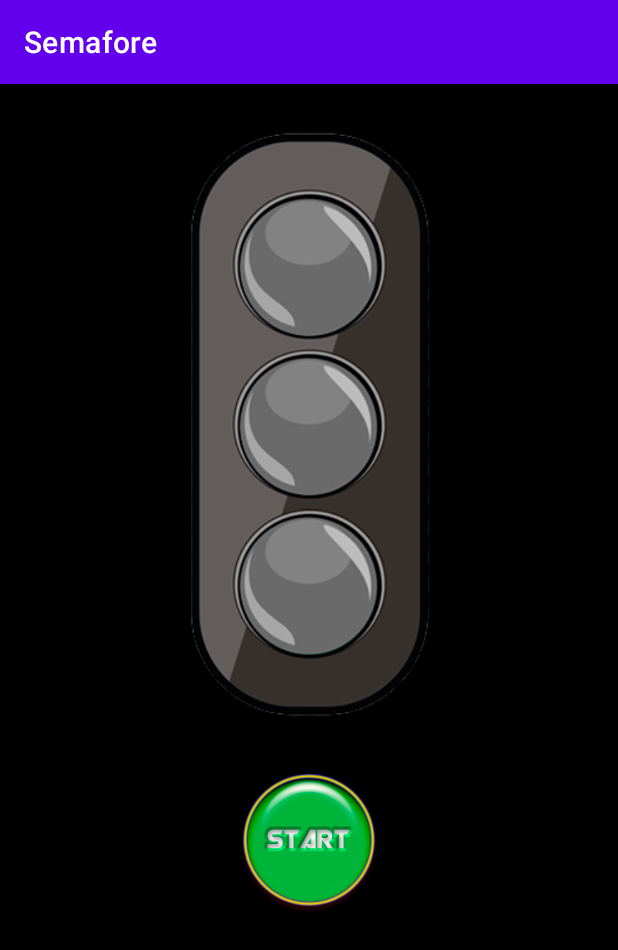
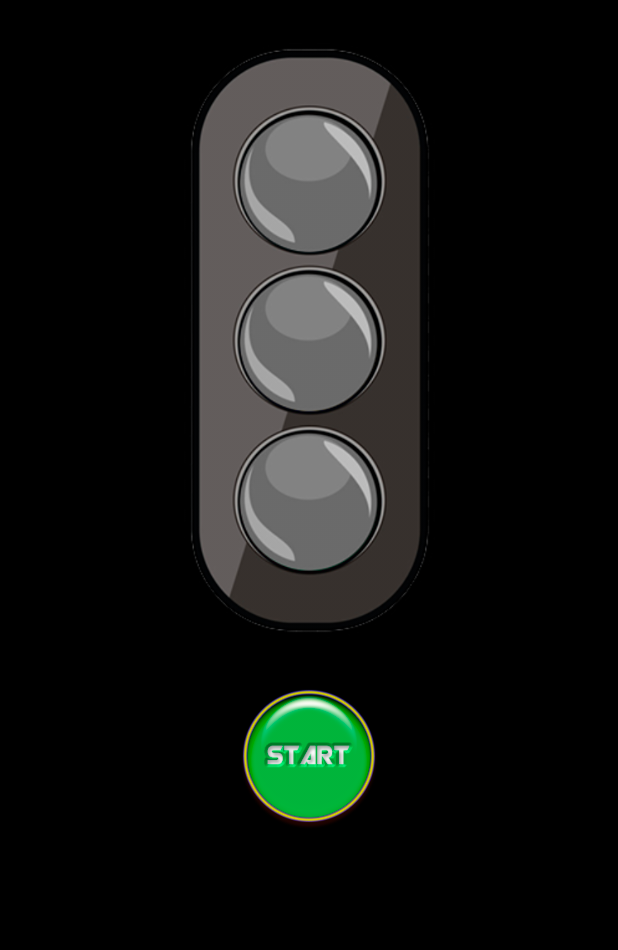
Before and after one commit to bara79/Semafore, an Android app: the screen it shows after launch (MainActivity), on a phone screen of 412 x 824 dp. Shown: the top 950 px of the screen. Run offline under Robolectric (Android 15) with nearby library versions, the phone set to English and light mode, and no system bars.

Commit message:
убрал статус бар

```diff
--- a/app/src/main/java/com/bara_x/semafore/MainActivity.kt
+++ b/app/src/main/java/com/bara_x/semafore/MainActivity.kt
@@ -1,9 +1,10 @@
 package com.bara_x.semafore
 
+import android.app.Activity
 import androidx.appcompat.app.AppCompatActivity
 import android.os.Bundle
 
-class MainActivity : AppCompatActivity() {
+class MainActivity : Activity() {
     override fun onCreate(savedInstanceState: Bundle?) {
         super.onCreate(savedInstanceState)
         setContentView(R.layout.activity_main)
--- a/app/src/main/res/layout/activity_main.xml
+++ b/app/src/main/res/layout/activity_main.xml
@@ -15,7 +15,7 @@
         app:layout_constraintEnd_toEndOf="parent"
         app:layout_constraintStart_toStartOf="parent"
         app:layout_constraintTop_toTopOf="parent"
-        app:srcCompat="@drawable/semafor_grey" />
+        android:src="@drawable/semafor_grey" />
 
     <ImageButton
         android:id="@+id/imageButton"
@@ -26,5 +26,5 @@
         app:layout_constraintEnd_toEndOf="parent"
         app:layout_constraintStart_toStartOf="parent"
         app:layout_constraintTop_toBottomOf="@+id/imageView"
-        app:srcCompat="@drawable/button_start" />
+        android:src="@drawable/button_start" />
 </androidx.constraintlayout.widget.ConstraintLayout>
--- a/app/src/main/res/values/themes.xml
+++ b/app/src/main/res/values/themes.xml
@@ -12,5 +12,6 @@
         <!-- Status bar color. -->
         <item name="android:statusBarColor" tools:targetApi="l">?attr/colorPrimaryVariant</item>
         <!-- Customize your theme here. -->
+
     </style>
 </resources>
```
